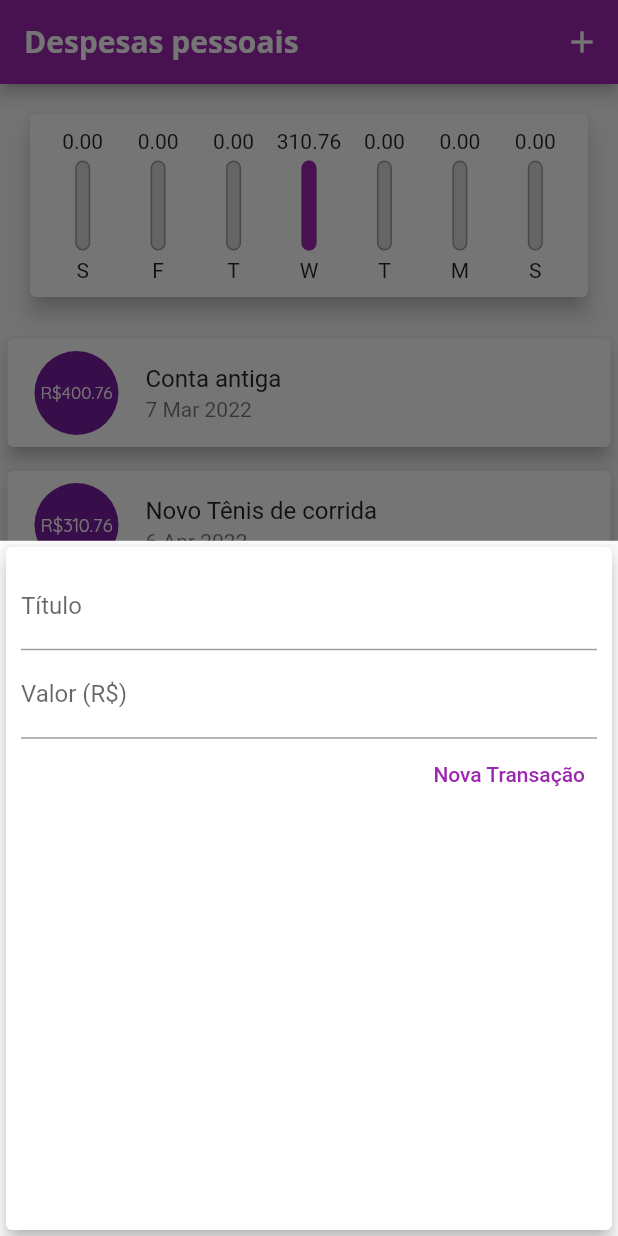
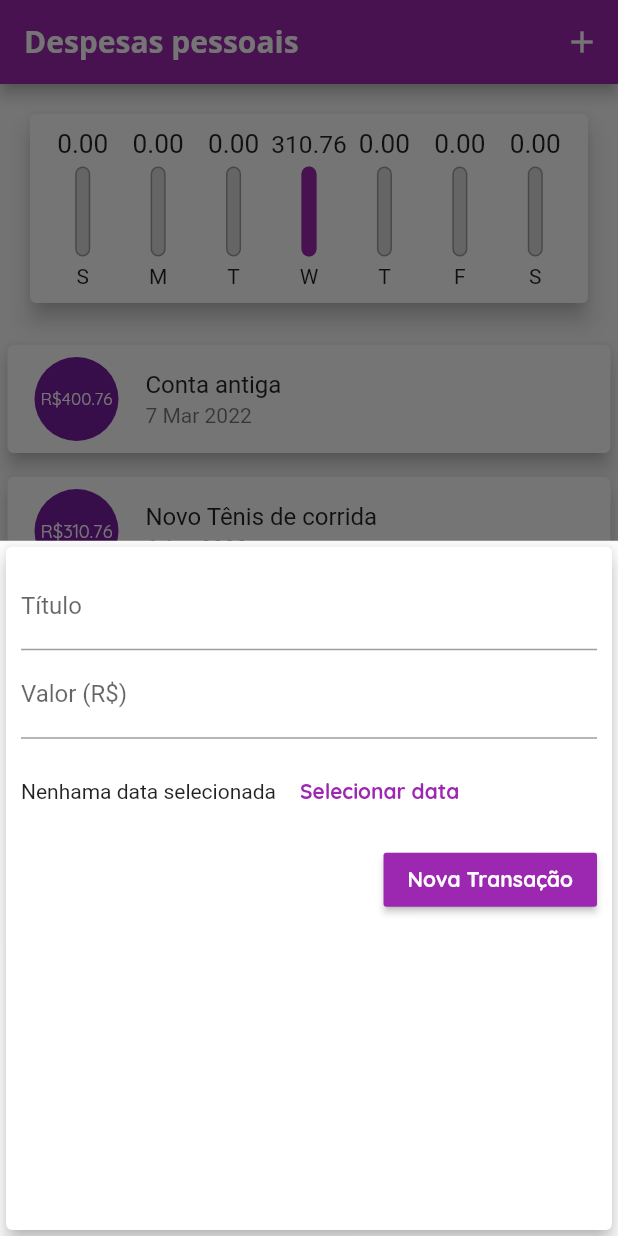
Before and after one commit to alexandreccarmo/expenses, a Flutter app: the screen it shows after launch, after a tap on the "add" icon, on a phone screen of 412 x 824 dp. Run offline on Flutter 3.47's test engine with Material 2 defaults, Android fonts, the phone set to English and light mode, and no system bars.

Commit message:
adicionando mais formatos no theme e alguns ajustes para botao

```diff
--- a/lib/components/chart.dart
+++ b/lib/components/chart.dart
@@ -22,7 +22,6 @@ class Chart extends StatelessWidget{
         bool sameMonth = recentTransaction[i].date.month == weekDay.month;
         bool sameYear = recentTransaction[i].date.year == weekDay.year;
 
-
         if(sameDay && sameMonth && sameYear){
           totalSum += recentTransaction[i].value;
         }
@@ -32,7 +31,7 @@ class Chart extends StatelessWidget{
         'day':DateFormat.E().format(weekDay)[0],
         'value': totalSum
       };
-    });
+    }).reversed.toList();
   }
 
   double get _weekTotalValue {
--- a/lib/components/chart_bar.dart
+++ b/lib/components/chart_bar.dart
@@ -16,8 +16,11 @@ class ChartBar extends StatelessWidget{
   Widget build(BuildContext context){
     return Column(
       children: <Widget>[
-        FittedBox(
-          child: Text('${value.toStringAsFixed(2)}'),
+        Container(
+          height: 20,
+          child: FittedBox(
+            child: Text('${value.toStringAsFixed(2)}'),
+          ),
         ),
         SizedBox(height: 5),
         Container(
--- a/lib/components/transaction_form.dart
+++ b/lib/components/transaction_form.dart
@@ -48,14 +48,29 @@ class _TransactionFormState extends State<TransactionForm> {
                 labelText: 'Valor (R\$)',
               ),
             ),
+            Container(
+              height: 70,
+              child: Row(
+                children: <Widget>[
+                  Text('Nenhama data selecionada'),
+                  FlatButton(
+                    textColor: Theme.of(context).primaryColor,
+                    child: Text('Selecionar data',style: TextStyle(
+                      fontWeight: FontWeight.bold,
+                    ),),
+                    onPressed: (){},
+                  )
+                ],
+              ),
+            ),
+
             Row(
               mainAxisAlignment: MainAxisAlignment.end,
               children: <Widget>[
-                TextButton(
-                  child: Text(
-                    'Nova Transação',
-                    style: TextStyle(color: Colors.purple),
-                  ),
+                RaisedButton(
+                  child: Text('Nova Transação'),
+                  color: Theme.of(context).primaryColor,
+                  textColor: Theme.of(context).textTheme.button?.color,
                   onPressed: _submitForm,
                 )
               ],
--- a/lib/main.dart
+++ b/lib/main.dart
@@ -25,6 +25,10 @@ class ExpensesApp extends StatelessWidget {
                 fontSize: 18,
                 fontWeight: FontWeight.bold,
               ),
+              button: TextStyle(
+                color: Colors.white,
+                fontWeight: FontWeight.bold,
+              ),
             ),
             appBarTheme: AppBarTheme(
               textTheme: ThemeData.light().textTheme.copyWith(
@@ -50,7 +54,9 @@ class _MyHomePageState extends State<MyHomePage>{
   final List<Transaction> _transactions = [
     Transaction(id: 't0', title: 'Conta antiga', value: 400.76, date: DateTime.now().subtract(Duration(days: 33))),
     Transaction(id: 't1', title: 'Novo Tênis de corrida', value: 310.76, date: DateTime.now().subtract(Duration(days: 3))),
-    Transaction(id: 't2', title: 'Conta de luz', value: 211.30, date: DateTime.now().subtract(Duration(days: 34)))
+    Transaction(id: 't2', title: 'Conta de luz', value: 211.30, date: DateTime.now().subtract(Duration(days: 34))),
+    Transaction(id: 't3', title: 'Conta de agua', value: 250.30, date: DateTime.now().subtract(Duration(days: 34))),
+    Transaction(id: 't4', title: 'Conta de internet', value: 390.80, date: DateTime.now().subtract(Duration(days: 34))),
   ];
 
   List<Transaction> get _recentTransactions {
```
